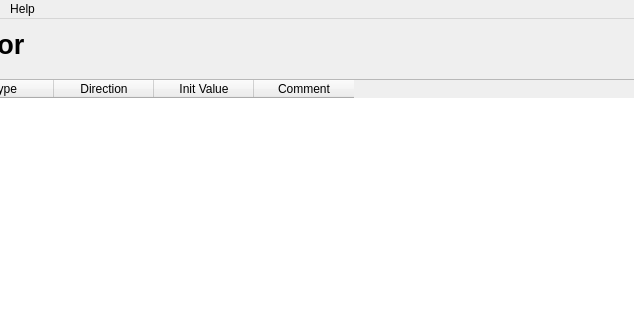
Old version of the form 00_Dialogs/main_window.ui in the repository Sergioalan13/Eeprom_Configurator; both pictures show x 257 to 891 and y 0 to 320 of the 1000 by 600 pixel window.
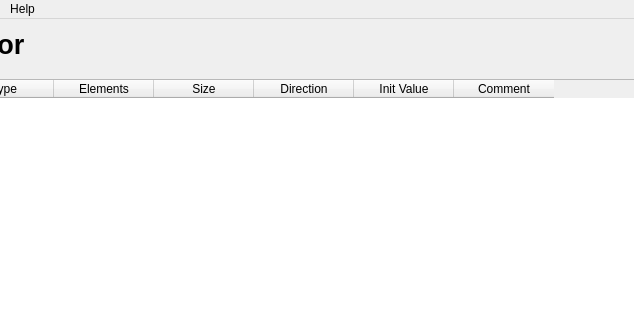
New version of the form.

Diff of the .ui file:
```diff
--- a/00_Dialogs/main_window.ui
+++ b/00_Dialogs/main_window.ui
@@ -378,6 +378,16 @@
       <string>Type</string>
      </property>
     </column>
+    <column>
+     <property name="text">
+      <string>Elements</string>
+     </property>
+    </column>
+    <column>
+     <property name="text">
+      <string>Size</string>
+     </property>
+    </column>
     <column>
      <property name="text">
       <string>Direction</string>
```
